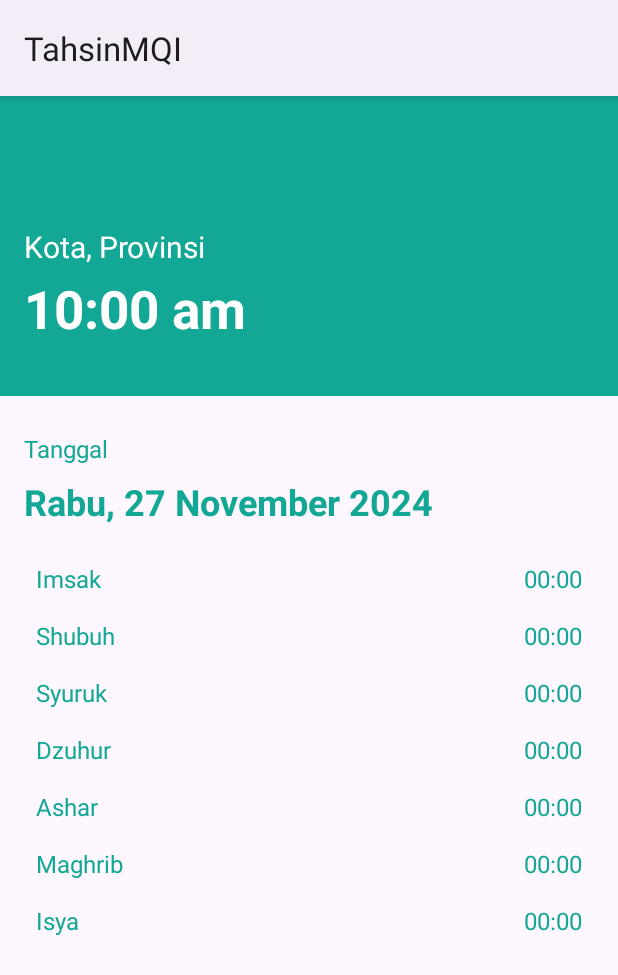
After one commit to e-haikal/TahsinMQI_Android_App, an Android app: the fragment JadwalSholatFragment shown on its own in the app's theme, on a phone screen of 412 x 824 dp. The commit adds this screen. Shown: the top 975 px of the screen. Run offline under Robolectric (Android 15) with nearby library versions, the phone set to English and light mode, and no system bars.

Commit message:
feat(jadwal): adding jadwal sholat layout

```diff
--- a/app/build.gradle.kts
+++ b/app/build.gradle.kts
@@ -49,6 +49,8 @@
     implementation(libs.androidx.lifecycle.viewmodel.ktx)
     implementation(libs.androidx.navigation.fragment.ktx)
     implementation(libs.androidx.navigation.ui.ktx)
+    implementation(libs.androidx.legacy.support.v4)
+    implementation(libs.androidx.fragment.ktx)
     testImplementation(libs.junit)
     androidTestImplementation(libs.androidx.junit)
     androidTestImplementation(libs.androidx.espresso.core)
--- /dev/null
+++ b/app/src/main/java/com/siaptekno/tahsinmqi/ui/jadwal/JadwalSholatFragment.kt
@@ -0,0 +1,31 @@
+package com.siaptekno.tahsinmqi.ui.jadwal
+
+import androidx.fragment.app.viewModels
+import android.os.Bundle
+import androidx.fragment.app.Fragment
+import android.view.LayoutInflater
+import android.view.View
+import android.view.ViewGroup
+import com.siaptekno.tahsinmqi.R
+
+class JadwalSholatFragment : Fragment() {
+
+    companion object {
+        fun newInstance() = JadwalSholatFragment()
+    }
+
+    private val viewModel: JadwalSholatViewModel by viewModels()
+
+    override fun onCreate(savedInstanceState: Bundle?) {
+        super.onCreate(savedInstanceState)
+
+        // TODO: Use the ViewModel
+    }
+
+    override fun onCreateView(
+        inflater: LayoutInflater, container: ViewGroup?,
+        savedInstanceState: Bundle?
+    ): View {
+        return inflater.inflate(R.layout.fragment_jadwal_sholat, container, false)
+    }
+}
--- /dev/null
+++ b/app/src/main/java/com/siaptekno/tahsinmqi/ui/jadwal/JadwalSholatViewModel.kt
@@ -0,0 +1,7 @@
+package com.siaptekno.tahsinmqi.ui.jadwal
+
+import androidx.lifecycle.ViewModel
+
+class JadwalSholatViewModel : ViewModel() {
+    // TODO: Implement the ViewModel
+}
--- /dev/null
+++ b/app/src/main/res/layout/fragment_jadwal_sholat.xml
@@ -0,0 +1,281 @@
+<?xml version="1.0" encoding="utf-8"?>
+<androidx.constraintlayout.widget.ConstraintLayout
+    xmlns:app="http://schemas.android.com/apk/res-auto"
+    xmlns:android="http://schemas.android.com/apk/res/android"
+    xmlns:tools="http://schemas.android.com/tools"
+    android:layout_width="match_parent"
+    android:layout_height="match_parent"
+    tools:context=".ui.jadwal.JadwalSholatFragment">
+
+
+    <!-- Toolbar -->
+    <androidx.appcompat.widget.Toolbar
+        android:id="@+id/toolbar"
+        android:layout_width="match_parent"
+        android:layout_height="wrap_content"
+        app:title="My App"
+        app:titleTextColor="@android:color/white"
+        android:background="?android:attr/colorPrimary"
+        app:layout_constraintStart_toStartOf="parent"
+        app:layout_constraintTop_toTopOf="parent"
+        app:layout_constraintEnd_toEndOf="parent"
+        app:navigationIcon="@drawable/ic_home_24" />
+    <View
+        android:id="@+id/view_background"
+        android:layout_width="match_parent"
+        android:layout_height="200dp"
+        android:background="@color/greenish"
+        app:layout_constraintEnd_toEndOf="parent"
+        app:layout_constraintHorizontal_bias="0.5"
+        app:layout_constraintStart_toStartOf="parent"
+        app:layout_constraintTop_toTopOf="parent" />
+
+    <TextView
+        android:id="@+id/tv_placeholder_location"
+        android:layout_width="wrap_content"
+        android:layout_height="wrap_content"
+        android:text="@string/placeholder_location"
+        android:textColor="@color/white"
+        app:layout_constraintHorizontal_bias="0"
+        android:layout_marginStart="@dimen/margin_medium"
+        android:textSize="@dimen/text_size_heading_medium"
+        app:layout_constraintStart_toStartOf="parent"
+        app:layout_constraintEnd_toEndOf="parent"
+        app:layout_constraintTop_toTopOf="parent"
+        app:layout_constraintBottom_toBottomOf="@id/view_background"/>
+
+    <TextView
+        android:id="@+id/tv_placeholder_current_time"
+        android:layout_width="wrap_content"
+        android:layout_height="wrap_content"
+        android:text="@string/placeholder_current_time"
+        android:textColor="@color/white"
+        app:layout_constraintHorizontal_bias="0"
+        app:layout_constraintVertical_bias="0.1"
+        android:layout_marginStart="@dimen/margin_medium"
+        android:textSize="@dimen/text_size_heading_extra_large"
+        android:textStyle="bold"
+        app:layout_constraintStart_toStartOf="parent"
+        app:layout_constraintEnd_toEndOf="parent"
+        app:layout_constraintTop_toBottomOf="@id/tv_placeholder_location"
+        app:layout_constraintBottom_toBottomOf="@id/view_background"/>
+
+    <TextView
+        android:id="@+id/tv_title_date"
+        android:layout_width="wrap_content"
+        android:layout_height="wrap_content"
+        android:text="@string/title_date"
+        app:layout_constraintHorizontal_bias="0"
+        android:layout_marginStart="@dimen/margin_medium"
+        android:layout_marginTop="@dimen/margin_large"
+        android:textSize="@dimen/text_size_body"
+        android:textColor="@color/greenish"
+        app:layout_constraintStart_toStartOf="parent"
+        app:layout_constraintEnd_toEndOf="parent"
+        app:layout_constraintTop_toBottomOf="@id/view_background"/>
+
+    <TextView
+        android:id="@+id/tv_placeholder_current_date"
+        android:layout_width="wrap_content"
+        android:layout_height="wrap_content"
+        android:text="@string/placeholder_current_date"
+        app:layout_constraintHorizontal_bias="0"
+        android:layout_marginStart="@dimen/margin_medium"
+        android:layout_marginTop="@dimen/margin_small"
+        android:textSize="@dimen/text_size_heading_large"
+        android:textStyle="bold"
+        android:textColor="@color/greenish"
+        app:layout_constraintStart_toStartOf="parent"
+        app:layout_constraintEnd_toEndOf="parent"
+        app:layout_constraintTop_toBottomOf="@id/tv_title_date"/>
+
+    <!-- List prayer imsak start -->
+    <TextView
+        android:id="@+id/tv_title_imsak"
+        android:layout_width="wrap_content"
+        android:layout_height="wrap_content"
+        android:text="@string/title_imsak"
+        app:layout_constraintHorizontal_bias="0"
+        android:layout_marginStart="@dimen/margin_large"
+        android:layout_marginTop="@dimen/margin_large"
+        android:textSize="@dimen/text_size_body"
+        android:textColor="@color/greenish"
+        app:layout_constraintStart_toStartOf="parent"
+        app:layout_constraintEnd_toEndOf="parent"
+        app:layout_constraintTop_toBottomOf="@id/tv_placeholder_current_date"/>
+    <TextView
+        android:id="@+id/tv_placeholder_imsak_time"
+        android:layout_width="wrap_content"
+        android:layout_height="wrap_content"
+        android:layout_marginEnd="@dimen/margin_large"
+        android:text="@string/placeholder_imsak_time"
+        android:textColor="@color/greenish"
+        android:textSize="@dimen/text_size_body"
+        app:layout_constraintEnd_toEndOf="parent"
+        app:layout_constraintHorizontal_bias="1"
+        app:layout_constraintStart_toEndOf="@id/tv_title_imsak"
+        app:layout_constraintTop_toTopOf="@id/tv_title_imsak" />
+
+    <!-- List prayer shubuh start -->
+    <TextView
+        android:id="@+id/tv_title_shubuh"
+        android:layout_width="wrap_content"
+        android:layout_height="wrap_content"
+        android:text="@string/title_shubuh"
+        app:layout_constraintHorizontal_bias="0"
+        android:layout_marginStart="@dimen/margin_large"
+        android:layout_marginTop="@dimen/margin_medium"
+        android:textSize="@dimen/text_size_body"
+        android:textColor="@color/greenish"
+        app:layout_constraintStart_toStartOf="parent"
+        app:layout_constraintEnd_toEndOf="parent"
+        app:layout_constraintTop_toBottomOf="@id/tv_title_imsak"/>
+    <TextView
+        android:id="@+id/tv_placeholder_shubuh_time"
+        android:layout_width="wrap_content"
+        android:layout_height="wrap_content"
+        android:layout_marginEnd="@dimen/margin_large"
+        android:text="@string/placeholder_shubuh_time"
+        android:textColor="@color/greenish"
+        android:textSize="@dimen/text_size_body"
+        app:layout_constraintEnd_toEndOf="parent"
+        app:layout_constraintHorizontal_bias="1"
+        app:layout_constraintStart_toEndOf="@id/tv_title_shubuh"
+        app:layout_constraintTop_toTopOf="@id/tv_title_shubuh" />
+
+    <!-- List prayer syuruk start -->
+    <TextView
+        android:id="@+id/tv_title_syuruk"
+        android:layout_width="wrap_content"
+        android:layout_height="wrap_content"
+        android:text="@string/title_syuruk"
+        app:layout_constraintHorizontal_bias="0"
+        android:layout_marginStart="@dimen/margin_large"
+        android:layout_marginTop="@dimen/margin_medium"
+        android:textSize="@dimen/text_size_body"
+        android:textColor="@color/greenish"
+        app:layout_constraintStart_toStartOf="parent"
+        app:layout_constraintEnd_toEndOf="parent"
+        app:layout_constraintTop_toBottomOf="@id/tv_title_shubuh"/>
+    <TextView
+        android:id="@+id/tv_placeholder_syuruk_time"
+        android:layout_width="wrap_content"
+        android:layout_height="wrap_content"
+        android:layout_marginEnd="@dimen/margin_large"
+        android:text="@string/placeholder_syuruk_time"
+        android:textColor="@color/greenish"
+        android:textSize="@dimen/text_size_body"
+        app:layout_constraintEnd_toEndOf="parent"
+        app:layout_constraintHorizontal_bias="1"
+        app:layout_constraintStart_toEndOf="@id/tv_title_syuruk"
+        app:layout_constraintTop_toTopOf="@id/tv_title_syuruk" />
+
+    <!-- List prayer dzuhur start -->
+    <TextView
+        android:id="@+id/tv_title_dzuhur"
+        android:layout_width="wrap_content"
+        android:layout_height="wrap_content"
+        android:text="@string/title_dzuhur"
+        app:layout_constraintHorizontal_bias="0"
+        android:layout_marginStart="@dimen/margin_large"
+        android:layout_marginTop="@dimen/margin_medium"
+        android:textSize="@dimen/text_size_body"
+        android:textColor="@color/greenish"
+        app:layout_constraintStart_toStartOf="parent"
+        app:layout_constraintEnd_toEndOf="parent"
+        app:layout_constraintTop_toBottomOf="@id/tv_title_syuruk"/>
+    <TextView
+        android:id="@+id/tv_placeholder_dzuhur_time"
+        android:layout_width="wrap_content"
+        android:layout_height="wrap_content"
+        android:layout_marginEnd="@dimen/margin_large"
+        android:text="@string/placeholder_dzuhur_time"
+        android:textColor="@color/greenish"
+        android:textSize="@dimen/text_size_body"
+        app:layout_constraintEnd_toEndOf="parent"
+        app:layout_constraintHorizontal_bias="1"
+        app:layout_constraintStart_toEndOf="@id/tv_title_dzuhur"
+        app:layout_constraintTop_toTopOf="@id/tv_title_dzuhur" />
+
+    <!-- List prayer ashar start -->
+    <TextView
+        android:id="@+id/tv_title_ashar"
+        android:layout_width="wrap_content"
+        android:layout_height="wrap_content"
+        android:text="@string/title_ashar"
+        app:layout_constraintHorizontal_bias="0"
+        android:layout_marginStart="@dimen/margin_large"
+        android:layout_marginTop="@dimen/margin_medium"
+        android:textSize="@dimen/text_size_body"
+        android:textColor="@color/greenish"
+        app:layout_constraintStart_toStartOf="parent"
+        app:layout_constraintEnd_toEndOf="parent"
+        app:layout_constraintTop_toBottomOf="@id/tv_title_dzuhur"/>
+    <TextView
+        android:id="@+id/tv_placeholder_ashar_time"
+        android:layout_width="wrap_content"
+        android:layout_height="wrap_content"
+        android:layout_marginEnd="@dimen/margin_large"
+        android:text="@string/placeholder_ashar_time"
+        android:textColor="@color/greenish"
+        android:textSize="@dimen/text_size_body"
+        app:layout_constraintEnd_toEndOf="parent"
+        app:layout_constraintHorizontal_bias="1"
+        app:layout_constraintStart_toEndOf="@id/tv_title_ashar"
+        app:layout_constraintTop_toTopOf="@id/tv_title_ashar" />
+
+    <!-- List prayer maghrib start -->
+    <TextView
+        android:id="@+id/tv_title_maghrib"
+        android:layout_width="wrap_content"
+        android:layout_height="wrap_content"
+        android:text="@string/title_maghrib"
+        app:layout_constraintHorizontal_bias="0"
+        android:layout_marginStart="@dimen/margin_large"
+        android:layout_marginTop="@dimen/margin_medium"
+        android:textSize="@dimen/text_size_body"
+        android:textColor="@color/greenish"
+        app:layout_constraintStart_toStartOf="parent"
+        app:layout_constraintEnd_toEndOf="parent"
+        app:layout_constraintTop_toBottomOf="@id/tv_title_ashar"/>
+    <TextView
+        android:id="@+id/tv_placeholder_maghrib_time"
+        android:layout_width="wrap_content"
+        android:layout_height="wrap_content"
+        android:layout_marginEnd="@dimen/margin_large"
+        android:text="@string/placeholder_maghrib_time"
+        android:textColor="@color/greenish"
+        android:textSize="@dimen/text_size_body"
+        app:layout_constraintEnd_toEndOf="parent"
+        app:layout_constraintHorizontal_bias="1"
+        app:layout_constraintStart_toEndOf="@id/tv_title_maghrib"
+        app:layout_constraintTop_toTopOf="@id/tv_title_maghrib" />
+
+    <!-- List prayer isya start -->
+    <TextView
+        android:id="@+id/tv_title_isya"
+        android:layout_width="wrap_content"
+        android:layout_height="wrap_content"
+        android:text="@string/title_isya"
+        app:layout_constraintHorizontal_bias="0"
+        android:layout_marginStart="@dimen/margin_large"
+        android:layout_marginTop="@dimen/margin_medium"
+        android:textSize="@dimen/text_size_body"
+        android:textColor="@color/greenish"
+        app:layout_constraintStart_toStartOf="parent"
+        app:layout_constraintEnd_toEndOf="parent"
+        app:layout_constraintTop_toBottomOf="@id/tv_title_maghrib"/>
+    <TextView
+        android:id="@+id/tv_placeholder_isya_time"
+        android:layout_width="wrap_content"
+        android:layout_height="wrap_content"
+        android:layout_marginEnd="@dimen/margin_large"
+        android:text="@string/placeholder_isya_time"
+        android:textColor="@color/greenish"
+        android:textSize="@dimen/text_size_body"
+        app:layout_constraintEnd_toEndOf="parent"
+        app:layout_constraintHorizontal_bias="1"
+        app:layout_constraintStart_toEndOf="@id/tv_title_isya"
+        app:layout_constraintTop_toTopOf="@id/tv_title_isya" />
+
+</androidx.constraintlayout.widget.ConstraintLayout>
--- a/app/src/main/res/values/dimens.xml
+++ b/app/src/main/res/values/dimens.xml
@@ -19,6 +19,7 @@
     <dimen name="padding_extra_small">4dp</dimen>
 
     <!-- Margin -->
+    <dimen name="margin_extra_large">44dp</dimen>
     <dimen name="margin_large">24dp</dimen>
     <dimen name="margin_medium">16dp</dimen>
     <dimen name="margin_small">8dp</dimen>
--- a/app/src/main/res/values/strings.xml
+++ b/app/src/main/res/values/strings.xml
@@ -4,8 +4,27 @@
     <string name="title_alquran">Al-Qur\'an</string>
     <string name="title_material">Materi</string>
     <string name="title_schedule">Jadwal</string>
-    <string name="placeholder_clock">10:00 am</string>
+    <string name="title_date">Tanggal</string>
+    <string name="title_imsak">Imsak</string>
+    <string name="title_shubuh">Shubuh</string>
+    <string name="title_syuruk">Syuruk</string>
+    <string name="title_dzuhur">Dzuhur</string>
+    <string name="title_ashar">Ashar</string>
+    <string name="title_maghrib">Maghrib</string>
+    <string name="title_isya">Isya</string>
+    <string name="placeholder_current_time">10:00 am</string>
+    <string name="placeholder_current_date">Rabu, 27 November 2024</string>
     <string name="placeholder_welcome">Ahlan, Jamaah Tahsin \n MQI!</string>
+    <string name="placeholder_location">Kota, Provinsi</string>
+    <string name="placeholder_imsak_time">00:00</string>
+    <string name="placeholder_shubuh_time">00:00</string>
+    <string name="placeholder_syuruk_time">00:00</string>
+    <string name="placeholder_dzuhur_time">00:00</string>
+    <string name="placeholder_ashar_time">00:00</string>
+    <string name="placeholder_maghrib_time">00:00</string>
+    <string name="placeholder_isya_time">00:00</string>
+
+
 
 
 </resources>
--- a/gradle/libs.versions.toml
+++ b/gradle/libs.versions.toml
@@ -13,6 +13,8 @@
 lifecycleViewmodelKtx = "2.8.7"
 navigationFragmentKtx = "2.8.4"
 navigationUiKtx = "2.8.4"
+legacySupportV4 = "1.0.0"
+fragmentKtx = "1.8.5"
 
 [libraries]
 androidx-core-ktx = { group = "androidx.core", name = "core-ktx", version.ref = "coreKtx" }
@@ -27,6 +29,8 @@
 androidx-lifecycle-viewmodel-ktx = { group = "androidx.lifecycle", name = "lifecycle-viewmodel-ktx", version.ref = "lifecycleViewmodelKtx" }
 androidx-navigation-fragment-ktx = { group = "androidx.navigation", name = "navigation-fragment-ktx", version.ref = "navigationFragmentKtx" }
 androidx-navigation-ui-ktx = { group = "androidx.navigation", name = "navigation-ui-ktx", version.ref = "navigationUiKtx" }
+androidx-legacy-support-v4 = { group = "androidx.legacy", name = "legacy-support-v4", version.ref = "legacySupportV4" }
+androidx-fragment-ktx = { group = "androidx.fragment", name = "fragment-ktx", version.ref = "fragmentKtx" }
 
 [plugins]
 android-application = { id = "com.android.application", version.ref = "agp" }
```
